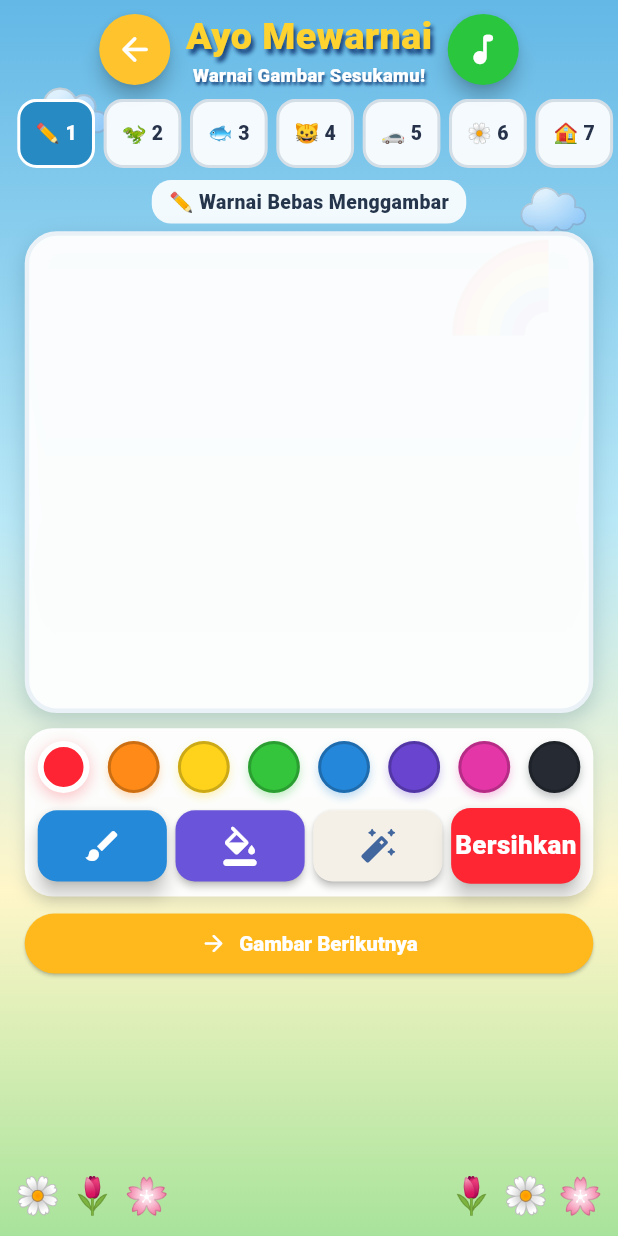
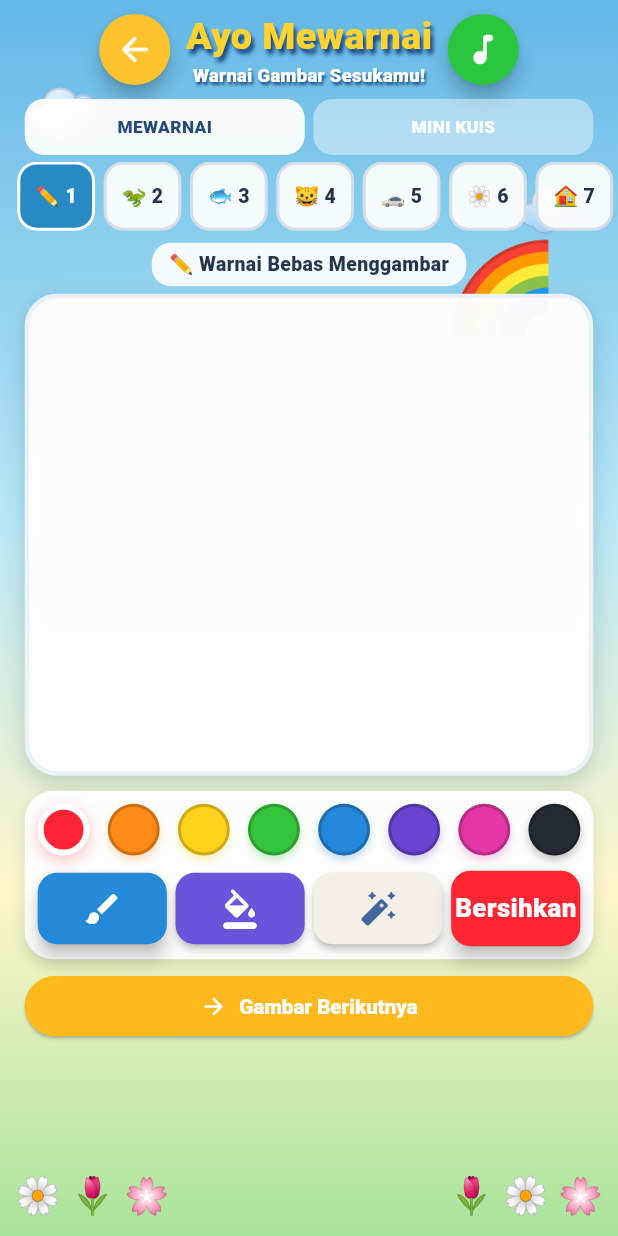
Before and after one commit to kopen1/irkop-belajar-tk, a Flutter app: the MewarnaiPage screen opened directly, on a phone screen of 412 x 824 dp. Run offline on Flutter 3.47's test engine with Material 3 defaults, Android fonts, the phone set to English and light mode, and no system bars; our stand-ins replace confetti, flutter_tts, web; missing offline and left inert: dart:js_interop.

Commit message:
feat: add mini quiz tab to mewarnai

```diff
--- a/lib/features/mewarnai/mewarnai_page.dart
+++ b/lib/features/mewarnai/mewarnai_page.dart
@@ -3,6 +3,7 @@ import 'dart:math' as math;
 import 'package:flutter/material.dart';
 
 import '../../core/widgets/kid_background.dart';
+import '../../core/widgets/mini_quiz_panel.dart';
 import 'painting_canvas.dart';
 
 class MewarnaiPage extends StatefulWidget {
@@ -24,6 +25,7 @@ class _MewarnaiPageState extends State<MewarnaiPage> {
   int clearSignal = 0;
   int fillSignal = 0;
   int drawingIndex = 0;
+  int _tab = 0;
   // Daftar terus berputar, jadi setelah gambar terakhir kembali ke awal.
   // Anak dapat berpindah gambar kapan saja lewat pilihan di atas.
   static const drawings = [
@@ -74,6 +76,18 @@ class _MewarnaiPageState extends State<MewarnaiPage> {
             return Column(
               children: [
                 _header(w, s),
+                Padding(
+                  padding: EdgeInsets.fromLTRB(w * .04, 0, w * .04, 6 * s),
+                  child: Row(children: [
+                    Expanded(child: _tabButton('MEWARNAI', 0, s)),
+                    SizedBox(width: 8 * s),
+                    Expanded(child: _tabButton('MINI KUIS', 1, s)),
+                  ]),
+                ),
+                Expanded(
+                  child: _tab == 0
+                      ? Column(
+                          children: [
                             _drawingSelector(s),
                             Expanded(
                               child: Padding(
@@ -90,12 +104,32 @@ class _MewarnaiPageState extends State<MewarnaiPage> {
                               ),
                             ),
                           ],
+                        )
+                      : MiniQuizPanel(
+                          items: drawings.skip(1).map((item) => (item.$1, item.$2)).toList(),
+                          questionPrefix: 'Gambar apakah yang bisa kita warnai?',
+                        ),
+                ),
+              ],
             );
           },
         ),
       ),
     ),
   );
+
+  Widget _tabButton(String label, int value, double s) {
+    final active = _tab == value;
+    return Material(
+      color: active ? Colors.white.withValues(alpha: .94) : Colors.white.withValues(alpha: .42),
+      borderRadius: BorderRadius.circular(18 * s),
+      child: InkWell(
+        borderRadius: BorderRadius.circular(18 * s),
+        onTap: () => setState(() => _tab = value),
+        child: SizedBox(height: 52 * s, child: Center(child: Text(label, style: TextStyle(color: active ? const Color(0xFF244B78) : Colors.white, fontSize: 16 * s, fontWeight: FontWeight.w900)))),
+      ),
+    );
+  }
 
   Widget _drawingSelector(double s) => SizedBox(
     height: 64 * s,
```
Lines whose indentation alone changed are shown as unchanged.
